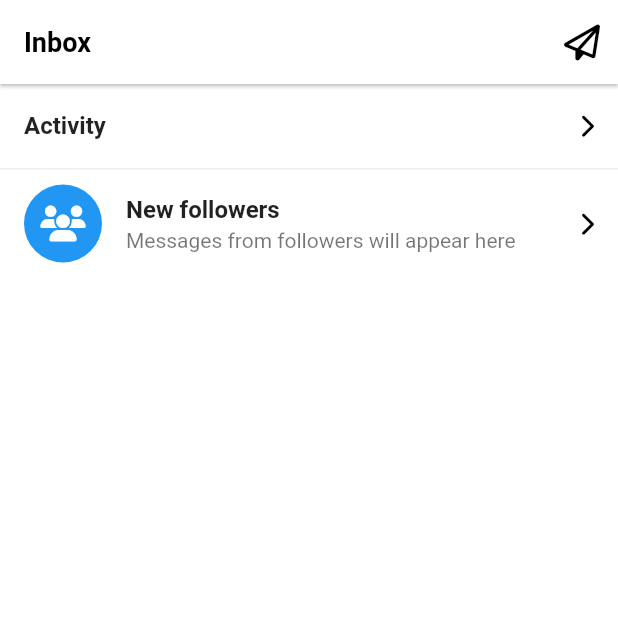
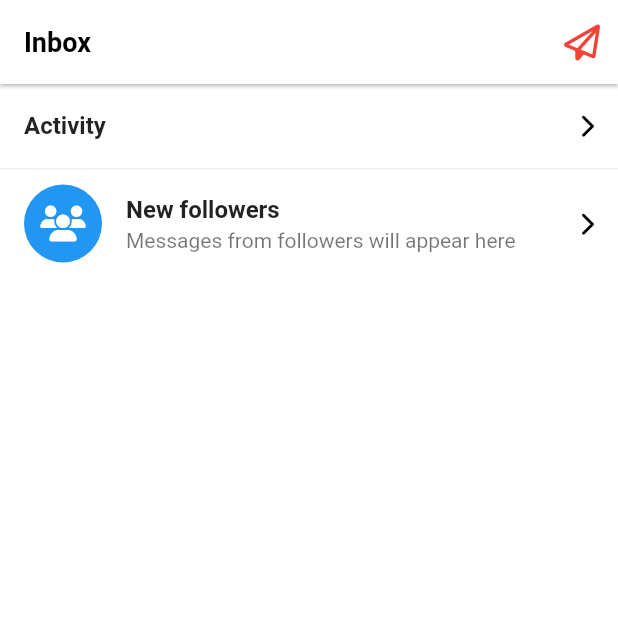
Before and after one commit to Max8Well/tiktok_clone, a Flutter app: the screen it shows after launch, item 4 of the bottom bar chosen, on a phone screen of 412 x 824 dp, the top half of it. Run offline on Flutter 3.47's test engine with Material 2 defaults, Android fonts, the phone set to English and light mode, and no system bars; our stand-ins replace font_awesome_flutter, video_player, visibility_detector; network calls fail.

Commit message:
230504 dark mode finish

```diff
--- a/lib/features/discover/discover_screen.dart
+++ b/lib/features/discover/discover_screen.dart
@@ -71,9 +71,6 @@ class _DiscoverScreenState extends State<DiscoverScreen> {
               fontWeight: FontWeight.w600,
               fontSize: Sizes.size16,
             ),
-            labelColor: Colors.black,
-            unselectedLabelColor: Colors.grey.shade500,
-            indicatorColor: Colors.black,
             tabs: [
               for (var tab in _tabs)
                 Tab(
--- a/lib/features/users/user_profile_screen.dart
+++ b/lib/features/users/user_profile_screen.dart
@@ -22,7 +22,8 @@ class _UserProfileScreenState extends State<UserProfileScreen> {
   @override
   Widget build(BuildContext context) {
     return SafeArea(
-      child: DefaultTabController(
+      child: Scaffold(
+        body: DefaultTabController(
           length: 2,
           child: NestedScrollView(
             headerSliverBuilder: (context, innerBoxIsScrolled) {
@@ -237,6 +238,7 @@ class _UserProfileScreenState extends State<UserProfileScreen> {
             //physics: const BouncingScrollPhysics(),
           ),
         ),
+      ),
     );
   }
 }
--- a/lib/features/videos/inbox/activity_screen.dart
+++ b/lib/features/videos/inbox/activity_screen.dart
@@ -214,7 +214,6 @@ class _ActivityScreenState extends State<ActivityScreen>
             position: _panelAnimation,
             child: Container(
               decoration: const BoxDecoration(
-                color: Colors.white,
                 borderRadius: BorderRadius.only(
                   bottomLeft: Radius.circular(Sizes.size4),
                   bottomRight: Radius.circular(Sizes.size4),
@@ -227,9 +226,8 @@ class _ActivityScreenState extends State<ActivityScreen>
                     ListTile(
                       title: Row(
                         children: [
-                          FaIcon(
+                          Icon(
                             tab["icon"],
-                            color: Colors.black,
                             size: Sizes.size16,
                           ),
                           Gaps.h20,
--- a/lib/features/videos/widgets/video_comments.dart
+++ b/lib/features/videos/widgets/video_comments.dart
@@ -42,9 +42,8 @@ class _VideoCommentsState extends State<VideoComments> {
       ),
       child: Scaffold(
         resizeToAvoidBottomInset: true,
-        backgroundColor: Colors.grey.shade50,
         appBar: AppBar(
-          backgroundColor: Colors.grey.shade50,
+          backgroundColor: Colors.grey.shade500,
           automaticallyImplyLeading: false,
           title: const Text("22796 comments"),
           actions: [
@@ -122,7 +121,6 @@ class _VideoCommentsState extends State<VideoComments> {
                 width: size,
                 bottom: 0,
                 child: BottomAppBar(
-                  color: Colors.white,
                   child: Padding(
                     padding: const EdgeInsets.only(
                       left: Sizes.size16,
--- a/lib/main.dart
+++ b/lib/main.dart
@@ -25,7 +25,10 @@ class TikTokApp extends StatelessWidget {
     return MaterialApp(
         debugShowCheckedModeBanner: false,
         title: 'TikTok Clone',
+        themeMode: ThemeMode.system,
         theme: ThemeData(
+          textTheme: Typography.blackCupertino,
+          brightness: Brightness.light,
           //모든 스캐폴드 배경 화이트
           scaffoldBackgroundColor: Colors.white,
           primaryColor: const Color(0xFFE9435A),
@@ -43,7 +46,24 @@ class TikTokApp extends StatelessWidget {
               fontSize: Sizes.size18,
               fontWeight: FontWeight.w600,
             ),
+            actionsIconTheme: IconThemeData(
+              color: Colors.red,
+            ),
           ),
+          tabBarTheme: TabBarTheme(
+            labelColor: Colors.black,
+            unselectedLabelColor: Colors.grey.shade500,
+            indicatorColor: Colors.black,
+          ),
+        ),
+        darkTheme: ThemeData(
+          textSelectionTheme: const TextSelectionThemeData(
+            cursorColor: Color(0xFFE9435A),
+          ),
+          textTheme: Typography.whiteCupertino,
+          brightness: Brightness.dark,
+          scaffoldBackgroundColor: Colors.black,
+          primaryColor: const Color(0xFFE9435A),
         ),
         home: const MainNavigationScreen());
   }
--- a/pubspec.yaml
+++ b/pubspec.yaml
@@ -38,6 +38,7 @@ dependencies:
   font_awesome_flutter: 10.3.0
   video_player: 2.4.10
   visibility_detector: 0.3.3
+  google_fonts: 4.0.1
 
 dev_dependencies:
   flutter_test:
```
Also changed, not shown: lib/features/authentication/login_screen.dart (+5 -7 lines), lib/features/authentication/sign_up_screen.dart (+10 -13 lines), pubspec.lock, 1 other file. Lines whose indentation alone changed are shown as unchanged.
